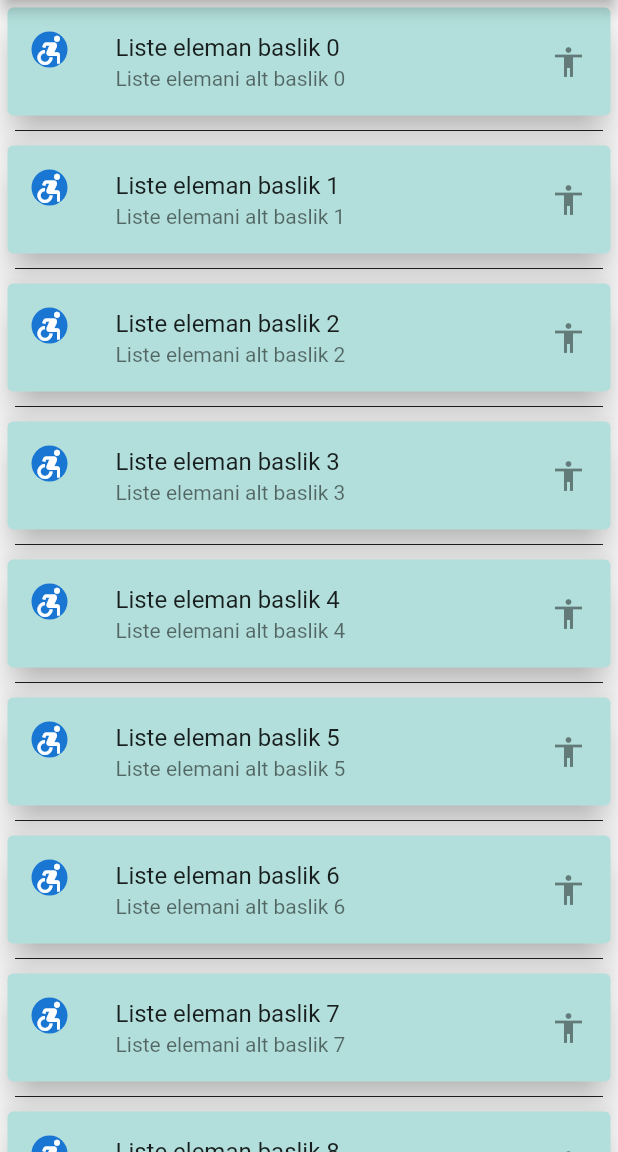
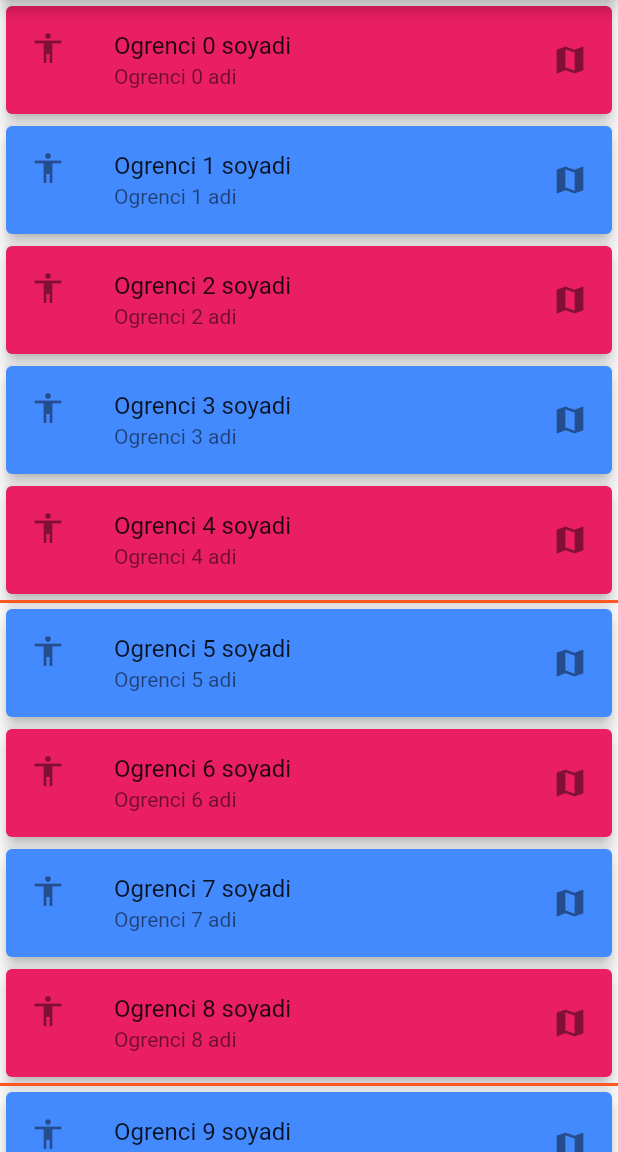
Before and after one commit to brkcnszgn/testflutter, a Flutter app: the screen it shows after launch, on a phone screen of 412 x 824 dp, the part 84-1236 px from its top. Run offline on Flutter 3.47's test engine with Material 2 defaults, Android fonts, the phone set to English and light mode, and no system bars; our stand-ins replace toast.

Commit message:
listViewBuilder - ListView.Seperator - how to install flutter package - toastMessage added

```diff
--- /dev/null
+++ b/lib/ListView_kullanici_dostu.dart
@@ -0,0 +1,51 @@
+import 'package:flutter/material.dart';
+
+class ListView_2 extends StatefulWidget {
+  @override
+  _ListView_2State createState() => _ListView_2State();
+}
+
+class _ListView_2State extends State<ListView_2> {
+  List<Ogrenci> allStudent = [];
+
+  @override
+  Widget build(BuildContext context) {
+    //olusturulan liste tetiklenir. build methoduyla beraber.
+    getToStudent();
+
+    return ListView.builder(
+      itemCount: 20,
+      itemBuilder: (context, position) => Card(
+        /*
+        * diger kullanimi
+        * itemBuilder:(context, position{
+        * return widget(Card vb.)}*/
+        elevation: 4,
+        color:  position%2==0 ? Colors.pink : Colors.blueAccent,
+        child: ListTile(
+          leading: Icon(Icons.accessibility),
+          title: Text(allStudent[position].surname),
+          subtitle: Text(allStudent[position].name),
+          trailing: Icon(Icons.map),
+        ),
+      ),
+    );
+  }
+
+  void getToStudent() {
+    allStudent = List.generate(
+      300,
+      (position) => Ogrenci(position % 2 == 0 ? true : false,
+          "Ogrenci $position adi", 1, "Ogrenci $position soyadi"),
+    );
+  }
+}
+
+class Ogrenci {
+  String name;
+  String surname;
+  int number;
+  bool cinsiyet;
+
+  Ogrenci(this.cinsiyet, this.name, this.number, this.surname);
+}
--- /dev/null
+++ b/lib/listview/listview_sperator_builder.dart
@@ -0,0 +1,81 @@
+import 'package:flutter/material.dart';
+import 'package:toast/toast.dart';
+
+class ListView_Seperator extends StatefulWidget {
+  @override
+  _ListView_SeperatorState createState() => _ListView_SeperatorState();
+}
+
+/*
+* Disardan package yukleme ve Toast && Listedeki elemana Click*/
+
+class _ListView_SeperatorState extends State<ListView_Seperator> {
+  List<Ogrenci> allStudent = [];
+
+  @override
+  Widget build(BuildContext context) {
+    //olusturulan liste tetiklenir. build methoduyla beraber.
+    getToStudent();
+
+    return ListView.separated(
+      separatorBuilder: (context, position) {
+        if (position % 4 == 0 && position != 0) {
+        return  Container(
+            height: 2,
+            color: Colors.deepOrange,
+          );
+        }else{
+          return Container();
+        }
+
+      },
+
+      itemCount: 20,
+      itemBuilder: (context, position) =>
+          Card(
+            /*
+        * diger kullanimi
+        * itemBuilder:(context, position{
+        * return widget(Card vb.)}*/
+            elevation: 4,
+            color: position % 2 == 0 ? Colors.pink : Colors.blueAccent,
+            child: ListTile(
+              leading: Icon(Icons.accessibility),
+              title: Text(allStudent[position].surname),
+              subtitle: Text(allStudent[position].name),
+              trailing: Icon(Icons.map),
+              //listviewdeki elemani consola yazdirma
+              onTap: (){
+                //listeki tiklanan elemanin ne yapacagi
+                debugPrint("Secilen eleman $position");
+              },
+              onLongPress: (){
+                debugPrint("Uzun basilan eleman $position");
+               showToast("Burakcanasdasdasdasdasdasdasdasdadsasdasdadsa",gravity:Toast.BOTTOM,duration: Toast.LENGTH_LONG);
+              },
+            ),
+          ),
+    );
+  }
+
+  void getToStudent() {
+    allStudent = List.generate(
+      300,
+          (position) =>
+          Ogrenci(position % 2 == 0 ? true : false,
+              "Ogrenci $position adi", 1, "Ogrenci $position soyadi"),
+    );
+  }
+  void showToast(String msg,{ int gravity, int duration}) {
+    Toast.show(msg, context, duration: duration, gravity: gravity);
+  }
+}
+
+class Ogrenci {
+  String name;
+  String surname;
+  int number;
+  bool cinsiyet;
+
+  Ogrenci(this.cinsiyet, this.name, this.number, this.surname);
+}
--- a/lib/main.dart
+++ b/lib/main.dart
@@ -1,5 +1,7 @@
 import 'package:flutter/material.dart';
+import 'package:testflutter/listview/listview_sperator_builder.dart';
 
+import 'ListView_kullanici_dostu.dart';
 import 'listView.dart';
 
 void main() {
@@ -13,7 +15,7 @@ void main() {
       appBar: AppBar(
         title: Text("Flutter Dersleri Devam ListView"),
       ),
-      body: ListViews(),
+      body: ListView_Seperator(),
     ),
   ));
 }
--- a/pubspec.yaml
+++ b/pubspec.yaml
@@ -23,6 +23,7 @@ dependencies:
   # The following adds the Cupertino Icons font to your application.
   # Use with the CupertinoIcons class for iOS style icons.
   cupertino_icons: ^0.1.2
+  toast: ^0.1.5
 
 dev_dependencies:
   flutter_test:
```
Also changed, not shown: pubspec.lock.
